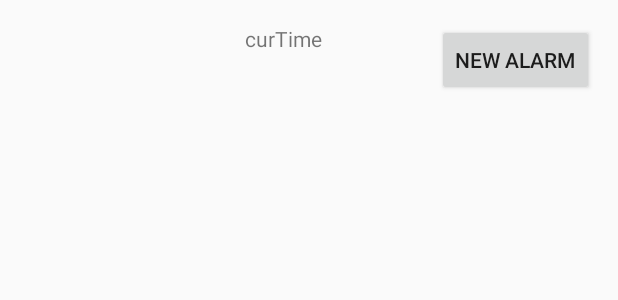
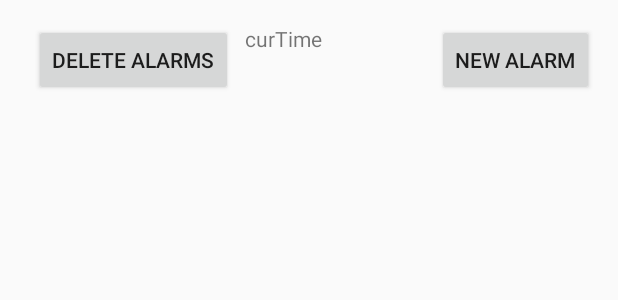
Before and after one commit to sarahCRichmond/AndroidRadio, an Android app: the layout activity_alarm.xml on its own in the app's theme, with its tools: preview values and no code run, on a phone screen of 412 x 824 dp. Shown: the top 300 px of the screen. Run offline under Robolectric (Android 15) with nearby library versions, the phone set to English and light mode, and no system bars.

Commit message:
Added a delete alarms button.

```diff
--- a/app/src/main/res/layout/activity_alarm.xml
+++ b/app/src/main/res/layout/activity_alarm.xml
@@ -41,4 +41,20 @@
         app:layout_constraintStart_toStartOf="parent"
         app:layout_constraintTop_toBottomOf="@+id/NewAlarm" />
 
+    <Button
+        android:id="@+id/dAlarm"
+        android:layout_width="wrap_content"
+        android:layout_height="wrap_content"
+        android:layout_marginBottom="8dp"
+        android:layout_marginEnd="8dp"
+        android:layout_marginLeft="16dp"
+        android:layout_marginTop="16dp"
+        android:onClick="onDeleteAlarms"
+        android:text="Delete Alarms"
+        app:layout_constraintBottom_toTopOf="@+id/AlarmList"
+        app:layout_constraintEnd_toStartOf="@+id/curTime"
+        app:layout_constraintLeft_toLeftOf="parent"
+        app:layout_constraintTop_toTopOf="parent"
+        app:layout_constraintVertical_bias="0.0" />
+
 </android.support.constraint.ConstraintLayout>
```
